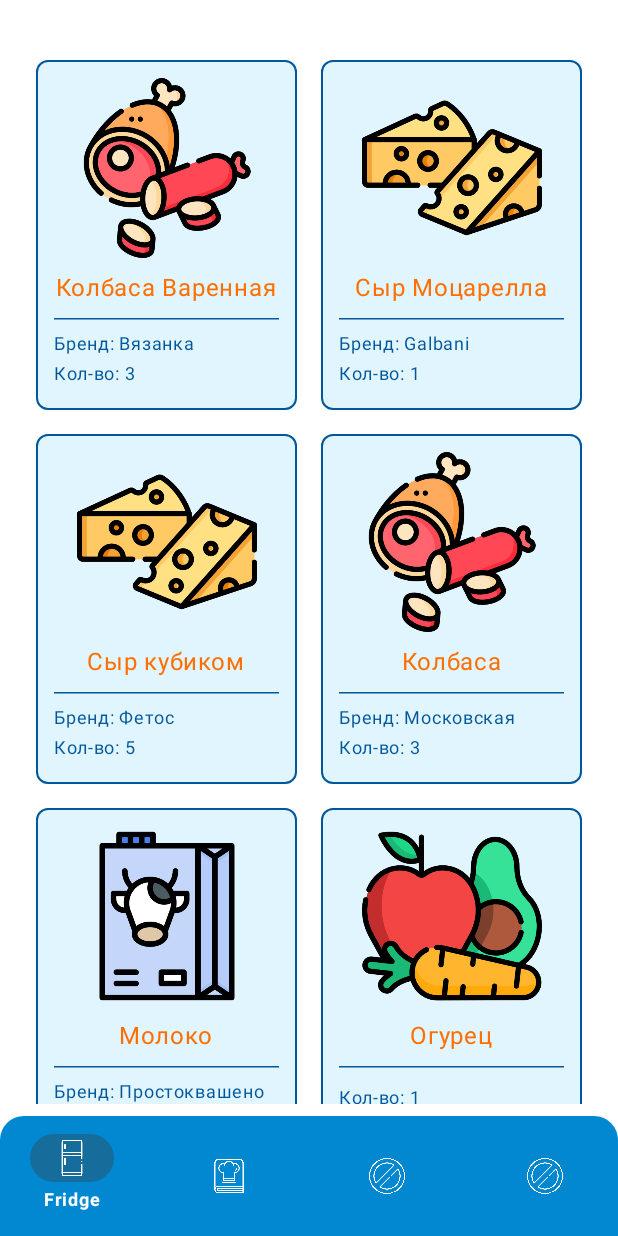
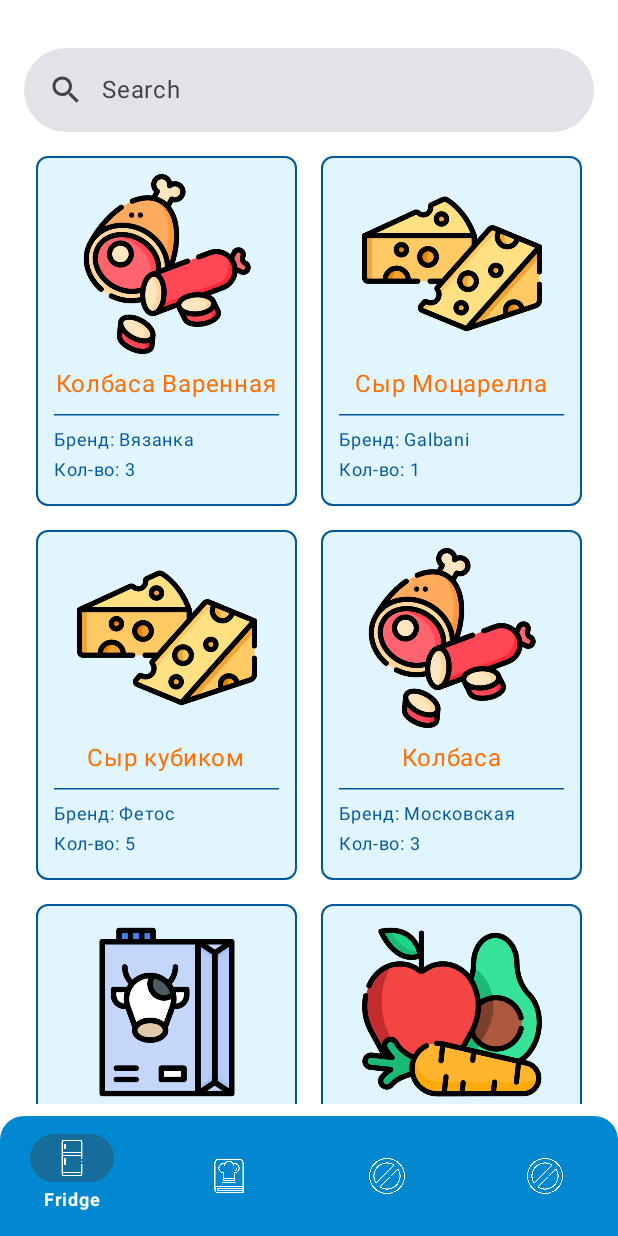
Before and after one commit to SlavaPerryAyeKruchkovenko/FoodieMate, an Android app built with Jetpack Compose: the screen it shows after launch (MainActivity), on a phone screen of 412 x 824 dp. Run offline under Robolectric (Android 15) with nearby library versions, the phone set to English and light mode, and no system bars.

Commit message:
add app bar

```diff
--- /dev/null
+++ b/app/src/main/java/com/example/foodiemate/ui/navigations/NavigationAppBar.kt
@@ -0,0 +1,53 @@
+package com.example.foodiemate.ui.navigations
+
+import androidx.compose.foundation.layout.*
+import androidx.compose.material.icons.Icons
+import androidx.compose.material.icons.filled.Search
+import androidx.compose.material3.*
+import androidx.compose.runtime.Composable
+import androidx.compose.ui.Modifier
+import androidx.compose.ui.unit.dp
+import com.example.foodiemate.ui.theme.Blue500
+import com.example.foodiemate.ui.theme.Blue700
+import com.example.foodiemate.ui.theme.White
+
+@OptIn(ExperimentalMaterial3Api::class)
+@Composable
+fun NavigationAppBar() {
+    var isActive = false
+    var queryString = ""
+    SearchBar(
+        modifier = Modifier
+            .fillMaxWidth()
+            .padding(horizontal = if (isActive) 0.dp else 8.dp),
+        colors = SearchBarDefaults.colors(
+            White,
+            Blue700,
+            TextFieldDefaults.colors(
+                focusedTextColor = Blue700,
+                disabledTextColor = Blue500,
+                unfocusedTextColor = Blue700,
+                focusedContainerColor = Blue700
+            )
+        ),
+        query = queryString,
+        onQueryChange = { newQueryString ->
+            queryString = newQueryString
+        },
+        onSearch = {
+            isActive = false
+        },
+        active = isActive,
+        onActiveChange = { activeChange ->
+            isActive = activeChange
+        },
+        placeholder = {
+            Text(text = "Search")
+        },
+        leadingIcon = {
+            Icon(imageVector = Icons.Default.Search, contentDescription = null)
+        }
+    ) {
+
+    }
+}
--- a/app/src/main/java/com/example/foodiemate/ui/product/FridgeProductView.kt
+++ b/app/src/main/java/com/example/foodiemate/ui/product/FridgeProductView.kt
@@ -65,7 +65,7 @@ fun FridgeProductView(product: FridgeProduct) {
                 )
                 product.product.brand?.let {
                     Text(
-                        "Бренд: ${product.product.brand}",
+                        "Бренд: $it",
                         modifier = Modifier
                             .fillMaxWidth(),
                         color = Blue700,
--- a/app/src/main/java/com/example/foodiemate/ui/screens/FridgeScreen.kt
+++ b/app/src/main/java/com/example/foodiemate/ui/screens/FridgeScreen.kt
@@ -11,6 +11,7 @@ import androidx.compose.ui.Modifier
 import androidx.compose.ui.tooling.preview.Preview
 import androidx.compose.ui.unit.dp
 import com.example.foodiemate.network.Mock
+import com.example.foodiemate.ui.navigations.NavigationAppBar
 import com.example.foodiemate.ui.product.FridgeProductView
 import com.example.foodiemate.ui.theme.White
 
@@ -23,6 +24,11 @@ fun FridgeScreen() {
             .padding(vertical = 24.dp, horizontal = 8.dp),
         containerColor = White
     ) {
+        Column(
+            modifier = Modifier
+                .fillMaxSize()
+        ) {
+            NavigationAppBar()
             LazyVerticalGrid(
                 columns = GridCells.Fixed(2),
                 contentPadding = PaddingValues(horizontal = 8.dp, vertical = 8.dp),
@@ -38,8 +44,9 @@ fun FridgeScreen() {
                         modifier = Modifier
                             .padding(8.dp)
 
-                ){
+                    ) {
                         FridgeProductView(product = it)
+                    }
                 }
             }
         }
```
Lines whose indentation alone changed are shown as unchanged.
